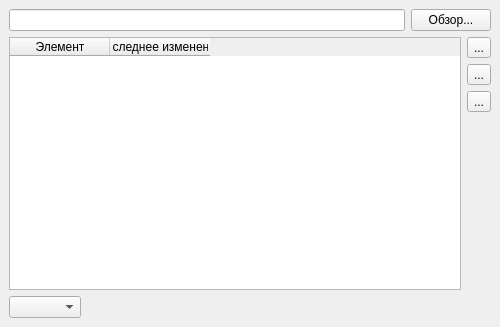
First picture: the form in mainwindow.ui, repository C-A1R/fitch, before the edit.
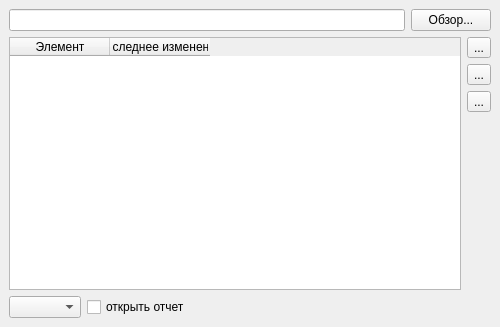
Second picture: the form after the edit. Icons and pictures are not drawn.

```diff
--- a/mainwindow.ui
+++ b/mainwindow.ui
@@ -30,6 +30,13 @@
       <item>
        <widget class="QComboBox" name="checksum_comboBox"/>
       </item>
+      <item>
+       <widget class="QCheckBox" name="open_checkBox">
+        <property name="text">
+         <string>открыть отчет</string>
+        </property>
+       </widget>
+      </item>
       <item>
        <spacer name="horizontalSpacer">
         <property name="orientation">
```
